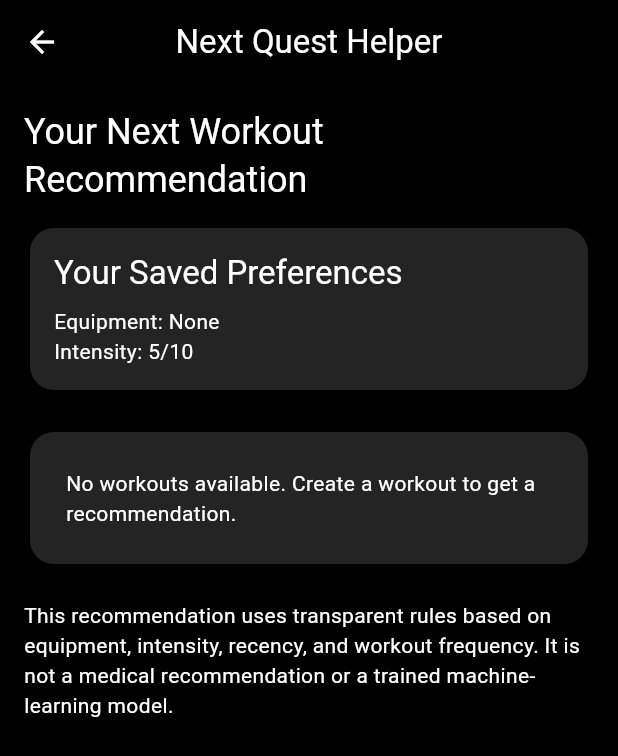
After one commit to ma1gnan/MovementQuest_Project1, a Flutter app: the RecommendationScreen screen opened directly, on a phone screen of 412 x 824 dp. The commit adds this screen. Shown: the top 756 px of the screen. Run offline on Flutter 3.47's test engine with Material 3 defaults, Android fonts, the light colour scheme and no system bars; our stand-ins replace shared_preferences, sqflite; accounts and stored records are empty.

Commit message:
Local prediction recommendation

```diff
--- /dev/null
+++ b/lib/screens/recommendation_screen.dart
@@ -0,0 +1,307 @@
+import 'package:flutter/material.dart';
+import 'package:shared_preferences/shared_preferences.dart';
+
+import '../database/database_helper.dart';
+import '../models/workout_plan.dart';
+import '../services/next_quest_recommender.dart';
+import 'active_workout_screen.dart';
+
+class RecommendationScreen extends StatefulWidget {
+  const RecommendationScreen({super.key});
+
+  @override
+  State<RecommendationScreen> createState() => _RecommendationScreenState();
+}
+
+class _RecommendationScreenState extends State<RecommendationScreen> {
+  final DatabaseHelper _db = DatabaseHelper.instance;
+
+  List<WorkoutPlan> workouts = [];
+  QuestRecommendation? recommendation;
+
+  String preferredEquipment = 'None';
+  int preferredIntensity = 5;
+
+  bool isLoading = true;
+  bool isStarting = false;
+  String? errorMessage;
+
+  @override
+  void initState() {
+    super.initState();
+    _loadRecommendation();
+  }
+
+  Future<void> _loadRecommendation() async {
+    try {
+      final prefs = await SharedPreferences.getInstance();
+      final savedWorkouts = await _db.getAllWorkouts();
+      final savedLogs = await _db.getAllTrainingLogs();
+
+      final equipment = prefs.getString('preferred_equipment') ?? 'None';
+      final intensity = (prefs.getInt('preferred_intensity') ?? 5).clamp(1, 10);
+
+      final result = NextQuestRecommender.recommend(
+        workouts: savedWorkouts,
+        logs: savedLogs,
+        preferredEquipment: equipment,
+        preferredIntensity: intensity,
+      );
+
+      if (!mounted) return;
+
+      setState(() {
+        workouts = savedWorkouts;
+        preferredEquipment = equipment;
+        preferredIntensity = intensity;
+        recommendation = result;
+        isLoading = false;
+        errorMessage = null;
+      });
+    } catch (error) {
+      if (!mounted) return;
+
+      setState(() {
+        isLoading = false;
+        errorMessage = 'Unable to load recommendation.';
+      });
+    }
+  }
+
+  Future<void> _startQuest(WorkoutPlan workout) async {
+    if (isStarting) return;
+
+    setState(() {
+      isStarting = true;
+    });
+
+    try {
+      final completed = await Navigator.push<bool>(
+        context,
+        MaterialPageRoute(
+          builder: (context) => ActiveWorkoutScreen(workout: workout),
+        ),
+      );
+
+      if (!mounted) return;
+
+      if (completed == true) {
+        // Refresh recommendation after a new training log.
+        await _loadRecommendation();
+
+        if (!mounted) return;
+
+        ScaffoldMessenger.of(context).showSnackBar(
+          const SnackBar(
+            content: Text('Quest completed! Your recommendation was updated.'),
+          ),
+        );
+      }
+    } finally {
+      if (mounted) {
+        setState(() {
+          isStarting = false;
+        });
+      }
+    }
+  }
+
+  Future<void> _chooseAnotherWorkout() async {
+    if (workouts.isEmpty) return;
+
+    final selected = await showModalBottomSheet<WorkoutPlan>(
+      context: context,
+      isScrollControlled: true,
+      builder: (sheetContext) {
+        return SafeArea(
+          child: ListView(
+            shrinkWrap: true,
+            children: [
+              const ListTile(
+                title: Text('Choose Another Workout'),
+                subtitle: Text(
+                  'You can override the recommendation at any time.',
+                ),
+              ),
+              ...workouts.map(
+                (workout) => ListTile(
+                  title: Text(workout.name),
+                  subtitle: Text(
+                    '${workout.equipment} • '
+                    'Intensity ${workout.intensity}/10',
+                  ),
+                  onTap: () => Navigator.pop(sheetContext, workout),
+                ),
+              ),
+            ],
+          ),
+        );
+      },
+    );
+
+    if (!mounted || selected == null) return;
+
+    await _startQuest(selected);
+  }
+
+  @override
+  Widget build(BuildContext context) {
+    return Scaffold(
+      appBar: AppBar(title: const Text('Next Quest Helper'), centerTitle: true),
+      body: isLoading
+          ? const Center(child: CircularProgressIndicator())
+          : errorMessage != null
+          ? Center(
+              child: Column(
+                mainAxisSize: MainAxisSize.min,
+                children: [
+                  Text(errorMessage!),
+                  const SizedBox(height: 12),
+                  FilledButton(
+                    onPressed: () {
+                      setState(() => isLoading = true);
+                      _loadRecommendation();
+                    },
+                    child: const Text('Retry'),
+                  ),
+                ],
+              ),
+            )
+          : ListView(
+              padding: const EdgeInsets.all(16),
+              children: [
+                Text(
+                  'Your Next Workout Recommendation',
+                  style: Theme.of(context).textTheme.headlineSmall,
+                ),
+                const SizedBox(height: 12),
+
+                Card(
+                  child: Padding(
+                    padding: const EdgeInsets.all(16),
+                    child: Column(
+                      crossAxisAlignment: CrossAxisAlignment.start,
+                      children: [
+                        Text(
+                          'Your Saved Preferences',
+                          style: Theme.of(context).textTheme.titleLarge,
+                        ),
+                        const SizedBox(height: 8),
+                        Text('Equipment: $preferredEquipment'),
+                        Text('Intensity: $preferredIntensity/10'),
+                      ],
+                    ),
+                  ),
+                ),
+
+                const SizedBox(height: 20),
+
+                if (recommendation == null)
+                  const Card(
+                    child: Padding(
+                      padding: EdgeInsets.all(24),
+                      child: Text(
+                        'No workouts available. '
+                        'Create a workout to get a recommendation.',
+                      ),
+                    ),
+                  )
+                else ...[
+                  Card(
+                    child: Padding(
+                      padding: const EdgeInsets.all(20),
+                      child: Column(
+                        crossAxisAlignment: CrossAxisAlignment.start,
+                        children: [
+                          const Row(
+                            children: [
+                              Icon(
+                                Icons.auto_awesome,
+                                color: Color(0xFF82B4FF),
+                              ),
+                              SizedBox(width: 8),
+                              Text('Recommended Quest'),
+                            ],
+                          ),
+                          const SizedBox(height: 12),
+
+                          Text(
+                            recommendation!.workout.name,
+                            style: Theme.of(context).textTheme.headlineSmall,
+                          ),
+                          const SizedBox(height: 8),
+
+                          Text(
+                            'Exercise: '
+                            '${recommendation!.workout.exercise}',
+                          ),
+                          Text(
+                            'Equipment: '
+                            '${recommendation!.workout.equipment}',
+                          ),
+                          Text(
+                            'Intensity: '
+                            '${recommendation!.workout.intensity}/10',
+                          ),
+
+                          const SizedBox(height: 16),
+
+                          Text(
+                            'Recommendation Score: '
+                            '${recommendation!.score}',
+                          ),
+
+                          const SizedBox(height: 16),
+
+                          Text(
+                            'Why this workout?',
+                            style: Theme.of(context).textTheme.titleMedium,
+                          ),
+                          const SizedBox(height: 8),
+
+                          ...recommendation!.reasons.map(
+                            (reason) => Padding(
+                              padding: const EdgeInsets.only(bottom: 6),
+                              child: Text('• $reason'),
+                            ),
+                          ),
+
+                          const SizedBox(height: 20),
+
+                          FilledButton.icon(
+                            onPressed: isStarting
+                                ? null
+                                : () => _startQuest(recommendation!.workout),
+                            icon: const Icon(Icons.play_arrow),
+                            label: const Text('Start Recommended Quest'),
+                          ),
+
+                          const SizedBox(height: 8),
+
+                          OutlinedButton.icon(
+                            onPressed: isStarting
+                                ? null
+                                : _chooseAnotherWorkout,
+                            icon: const Icon(Icons.swap_horiz),
+                            label: const Text('Choose Another'),
+                          ),
+                        ],
+                      ),
+                    ),
+                  ),
+                ],
+
+                const SizedBox(height: 20),
+
+                const Text(
+                  'This recommendation uses transparent '
+                  'rules based on equipment, intensity, '
+                  'recency, and workout frequency. '
+                  'It is not a medical recommendation '
+                  'or a trained machine-learning model.',
+                ),
+              ],
+            ),
+    );
+  }
+}
--- /dev/null
+++ b/lib/services/next_quest_recommender.dart
@@ -0,0 +1,135 @@
+import '../models/training_log.dart';
+import '../models/workout_plan.dart';
+
+class QuestRecommendation {
+  final WorkoutPlan workout;
+  final int score;
+  final List<String> reasons;
+
+  const QuestRecommendation({
+    required this.workout,
+    required this.score,
+    required this.reasons,
+  });
+
+  String get explanation => reasons.join(' ');
+}
+
+class NextQuestRecommender {
+  // A transparent, rule-based recommendation helper.
+  // This is not a trained machine-learning model.
+
+  static QuestRecommendation? recommend({
+    required List<WorkoutPlan> workouts,
+    required List<TrainingLog> logs,
+    required String preferredEquipment,
+    required int preferredIntensity,
+    DateTime? now,
+  }) {
+    if (workouts.isEmpty) return null;
+
+    final currentTime = now ?? DateTime.now();
+
+    final recommendations = workouts.map((workout) {
+      int score = 0;
+      final reasons = <String>[];
+
+      // RULE 1: Equipment compatibility (40 points).
+      //
+      // A workout requiring no equipment can always be done.
+      // A workout requiring equipment must match the user's
+      // selected equipment.
+      final equipmentMatches =
+          workout.equipment == 'None' ||
+          workout.equipment == preferredEquipment;
+
+      if (equipmentMatches) {
+        score += 40;
+        reasons.add(
+          workout.equipment == 'None'
+              ? 'This workout requires no equipment.'
+              : 'It matches your preferred equipment.',
+        );
+      } else {
+        score -= 40;
+        reasons.add(
+          'It requires ${workout.equipment}, which differs '
+          'from your preferred equipment.',
+        );
+      }
+
+      // RULE 2: Preferred intensity (up to 30 points).
+      final difference = (workout.intensity - preferredIntensity).abs();
+
+      final intensityPoints = (30 - difference * 5).clamp(0, 30);
+
+      score += intensityPoints;
+
+      if (difference == 0) {
+        reasons.add('Its intensity exactly matches your preference.');
+      } else if (difference <= 2) {
+        reasons.add('Its intensity is close to your preferred level.');
+      } else {
+        reasons.add('Its intensity differs from your preferred level.');
+      }
+
+      // Find previous sessions for this workout.
+      final workoutLogs = logs
+          .where((log) => log.workoutPlanId == workout.id)
+          .toList();
+
+      // RULE 3: Training recency (up to 20 points).
+      if (workoutLogs.isEmpty) {
+        score += 20;
+        reasons.add('You have not completed this workout yet.');
+      } else {
+        final dates = workoutLogs
+            .map((log) => DateTime.tryParse(log.completedAt))
+            .whereType<DateTime>()
+            .toList();
+
+        if (dates.isEmpty) {
+          reasons.add('Recent activity could not be determined.');
+        } else {
+          dates.sort();
+          final latest = dates.last;
+
+          final daysSince = currentTime.difference(latest).inDays;
+
+          if (daysSince >= 7) {
+            score += 20;
+            reasons.add('You have not completed this workout recently.');
+          } else if (daysSince >= 3) {
+            score += 10;
+            reasons.add('It has been a few days since your last session.');
+          } else {
+            reasons.add('You completed this workout recently.');
+          }
+        }
+      }
+
+      // RULE 4: Training frequency (up to 10 points).
+      if (workoutLogs.isEmpty) {
+        score += 10;
+      } else if (workoutLogs.length <= 2) {
+        score += 7;
+        reasons.add('You have completed this workout only a few times.');
+      } else if (workoutLogs.length <= 5) {
+        score += 3;
+      } else {
+        reasons.add('This workout appears frequently in your history.');
+      }
+
+      return QuestRecommendation(
+        workout: workout,
+        score: score,
+        reasons: reasons,
+      );
+    }).toList();
+
+    // Highest score wins. Ties preserve the workout list order.
+    recommendations.sort((a, b) => b.score.compareTo(a.score));
+
+    return recommendations.first;
+  }
+}
--- a/pubspec.yaml
+++ b/pubspec.yaml
@@ -48,6 +48,7 @@ dev_dependencies:
   # package. See that file for information about deactivating specific lint
   # rules and activating additional ones.
   flutter_lints: ^6.0.0
+  sqflite_common_ffi: ^2.4.5
 
 # For information on the generic Dart part of this file, see the
 # following page: https://dart.dev/tools/pub/pubspec
```
Also changed, not shown: lib/main.dart (+34 -1 lines), lib/screens/settings_screen.dart (+224 -0 lines), pubspec.lock, 3 other files.
